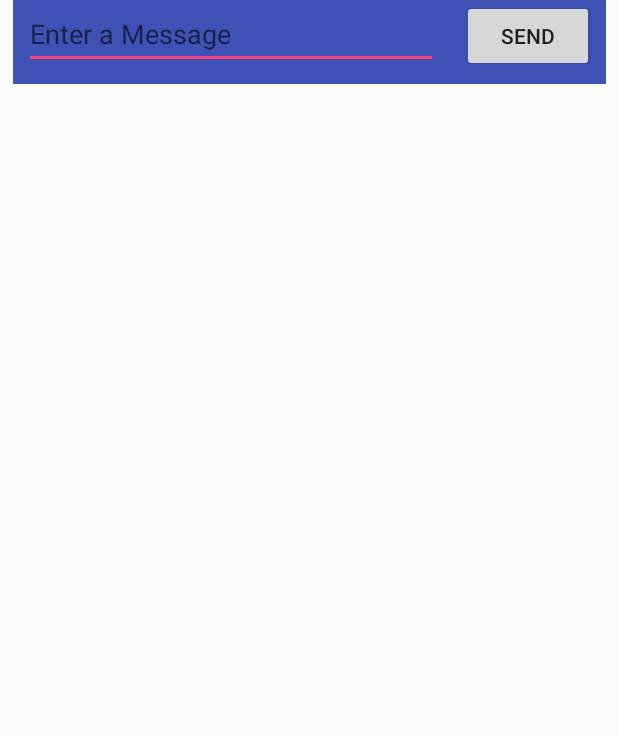
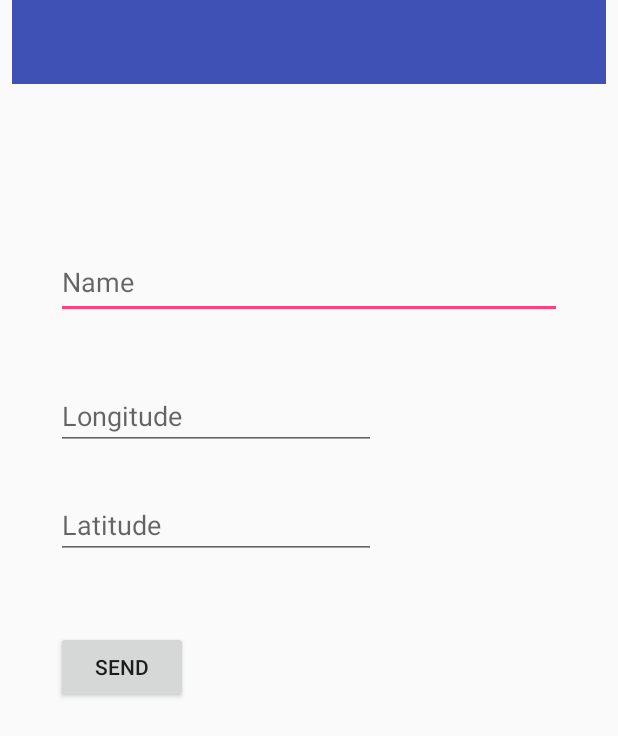
Before and after one commit to Civilis317/android-app, an Android app: the screen it shows after launch (MainActivity), on a phone screen of 412 x 824 dp. Shown: the top 736 px of the screen. Run offline under Robolectric (Android 15) with nearby library versions, the phone set to English and light mode, and no system bars.

```diff
--- a/app/src/main/AndroidManifest.xml
+++ b/app/src/main/AndroidManifest.xml
@@ -1,6 +1,8 @@
 <?xml version="1.0" encoding="utf-8"?>
 <manifest xmlns:android="http://schemas.android.com/apk/res/android"
     package="com.example.civilis.myapplication">
+
+    <uses-permission android:name="android.permission.INTERNET"/>
 
     <application
         android:allowBackup="true"
--- a/app/src/main/java/com/example/civilis/myapplication/DisplayMessageActivity.java
+++ b/app/src/main/java/com/example/civilis/myapplication/DisplayMessageActivity.java
@@ -14,11 +14,13 @@ public class DisplayMessageActivity extends AppCompatActivity {
 
         // Get the Intent that started this activity and extract the string
         Intent intent = getIntent();
-        String message = intent.getStringExtra(MainActivity.EXTRA_MESSAGE);
+        String name = intent.getStringExtra(Constants.NAME);
+        String longitude = intent.getStringExtra(Constants.LONGITUDE);
+        String latitude = intent.getStringExtra(Constants.LATITUDE);
 
         // Capture the layout's TextView and set the string as its text
         TextView textView = (TextView) findViewById(R.id.textView);
-        textView.setText(message);
+        textView.setText(name + ", " + longitude + ", " + latitude);
 
     }
 }
--- a/app/src/main/res/layout/activity_main.xml
+++ b/app/src/main/res/layout/activity_main.xml
@@ -9,7 +9,7 @@
 
     <android.support.v7.widget.Toolbar
         android:id="@+id/appBarLayout"
-        android:layout_width="395dp"
+        android:layout_width="0dp"
         android:layout_height="56dp"
         android:background="?attr/colorPrimary"
         app:popupTheme="@style/AppTheme.PopupOverlay"
@@ -23,28 +23,63 @@
         app:layout_constraintTop_toTopOf="parent" />
 
     <EditText
-        android:id="@+id/editTextName"
+        android:id="@+id/txtName"
         android:layout_width="0dp"
-        android:layout_height="46dp"
-        android:layout_marginLeft="16dp"
+        android:layout_height="49dp"
+        android:layout_marginEnd="37dp"
+        android:layout_marginStart="37dp"
+        android:layout_marginTop="163dp"
         android:ems="10"
-        android:hint="@string/edit_message"
+        android:hint="@string/name_hint"
         android:inputType="textPersonName"
         app:layout_constraintLeft_toLeftOf="parent"
-        app:layout_constraintRight_toLeftOf="@+id/button2"
-        tools:layout_editor_absoluteY="88dp" />
+        app:layout_constraintRight_toRightOf="parent"
+        app:layout_constraintTop_toTopOf="parent"
+        tools:layout_constraintLeft_creator="1"
+        tools:layout_constraintRight_creator="1"
+        tools:layout_constraintTop_creator="1" />
 
     <Button
         android:id="@+id/button2"
+        android:layout_width="88dp"
+        android:layout_height="wrap_content"
+        android:onClick="sendMessage"
+        android:text="@string/button_send"
+        tools:layout_constraintTop_creator="1"
+        android:layout_marginStart="37dp"
+        android:layout_marginTop="48dp"
+        app:layout_constraintTop_toBottomOf="@+id/txtLat"
+        tools:layout_constraintLeft_creator="1"
+        app:layout_constraintLeft_toLeftOf="parent" />
+
+    <EditText
+        android:id="@+id/txtLong"
         android:layout_width="wrap_content"
         android:layout_height="wrap_content"
-        android:layout_marginLeft="16dp"
-        android:layout_marginRight="16dp"
-        android:onClick="sendMessage"
-        android:text="@string/button_send"
-        app:layout_constraintLeft_toRightOf="@+id/editTextName"
-        app:layout_constraintRight_toRightOf="parent"
-        tools:layout_editor_absoluteY="88dp" />
+        android:layout_marginStart="37dp"
+        android:layout_marginTop="42dp"
+        android:ems="10"
+        android:hint="@string/long_hint"
+        android:inputType="numberDecimal"
+        app:layout_constraintLeft_toLeftOf="parent"
+        app:layout_constraintTop_toBottomOf="@+id/txtName"
+        tools:layout_constraintLeft_creator="1"
+        tools:layout_constraintTop_creator="1" />
+
+    <EditText
+        android:id="@+id/txtLat"
+        android:layout_width="wrap_content"
+        android:layout_height="wrap_content"
+        android:layout_marginTop="27dp"
+        android:ems="10"
+        android:hint="@string/lat_hint"
+        android:inputType="number|numberSigned|numberDecimal"
+        app:layout_constraintLeft_toLeftOf="@+id/txtLong"
+        app:layout_constraintRight_toRightOf="@+id/txtLong"
+        app:layout_constraintTop_toBottomOf="@+id/txtLong"
+        tools:layout_constraintLeft_creator="1"
+        tools:layout_constraintRight_creator="1"
+        tools:layout_constraintTop_creator="1" />
 
 
 </android.support.constraint.ConstraintLayout>
--- a/app/src/main/res/values/strings.xml
+++ b/app/src/main/res/values/strings.xml
@@ -5,6 +5,11 @@
     <string name="hello_world">Welcome</string>
     <string name="next_page">Next Page</string>
     <string name="text2">Welcome to the second page!</string>
-    <string name="edit_message">Enter a Message</string>
+    <string name="name_hint">Name</string>
+    <string name="long_hint">Longitude</string>
+    <string name="lat_hint">Latitude</string>
     <string name="button_send">Send</string>
+
+    <!-- TODO: Remove or change this placeholder text -->
+    <string name="hello_blank_fragment">Hello blank fragment</string>
 </resources>
```
Also changed, not shown: app/src/main/java/com/example/civilis/myapplication/ArticleFragment.java (added, +16 -0 lines), app/src/main/java/com/example/civilis/myapplication/Constants.java (added, +13 -0 lines), app/src/main/java/com/example/civilis/myapplication/MainActivity.java (+15 -5 lines), app/src/main/java/com/example/civilis/myapplication/PostLocationTask.java (added, +56 -0 lines), app/src/main/res/layout/fragment_article.xml (added, +13 -0 lines).
